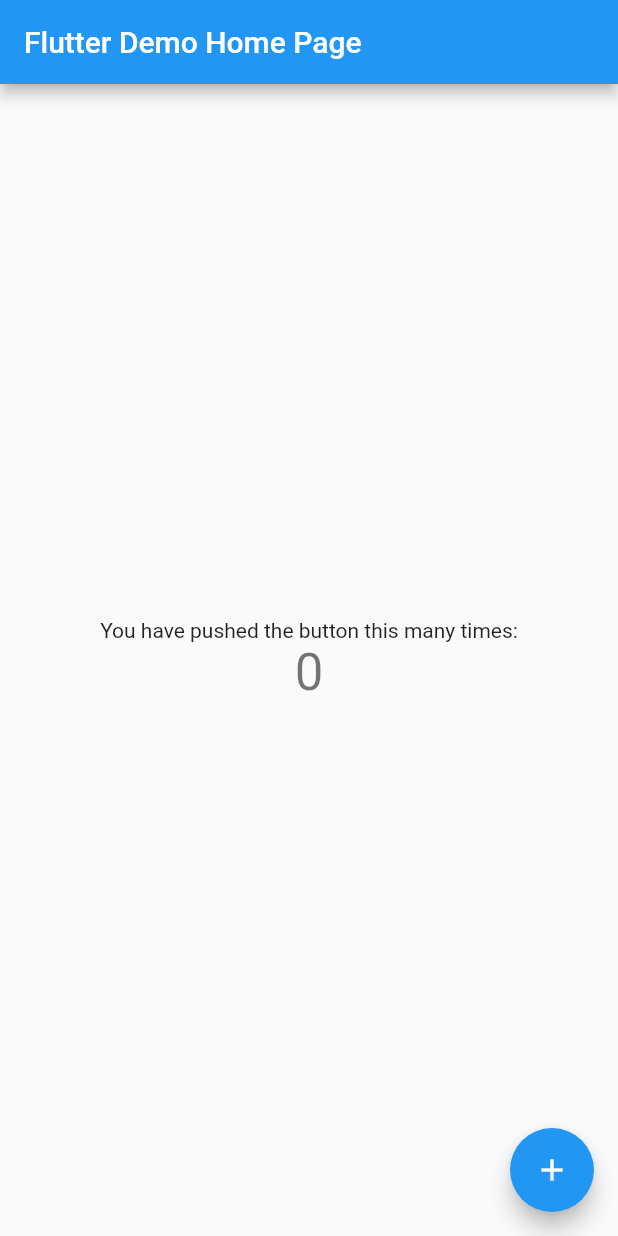
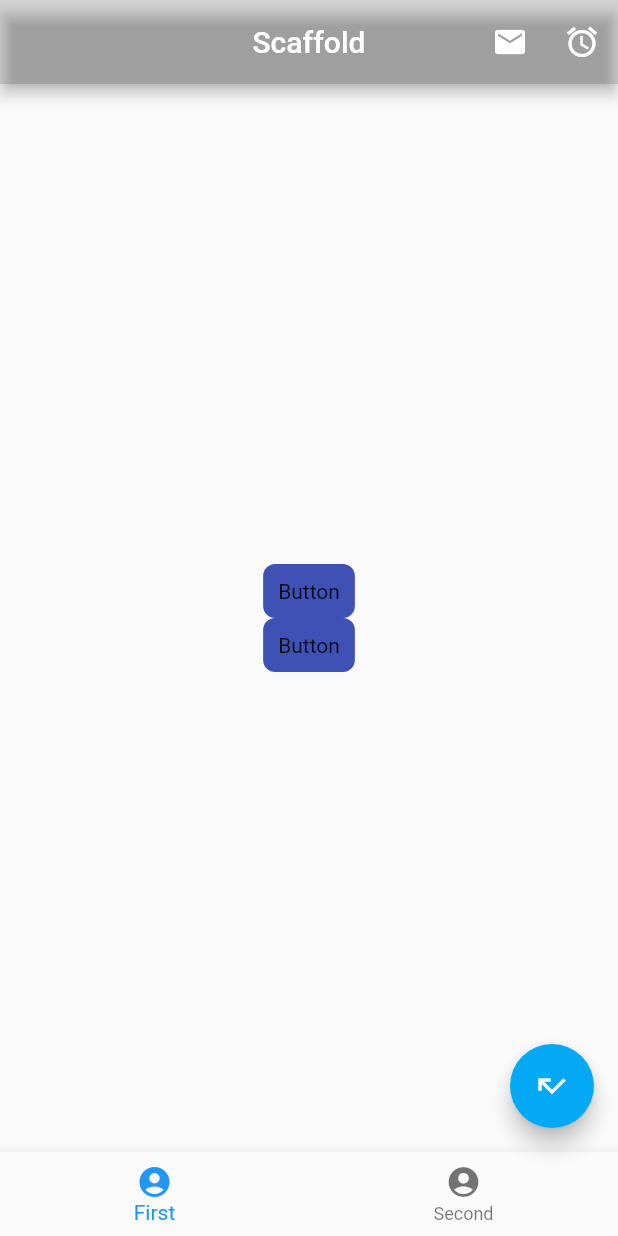
Before and after one commit to KawaiHaruki/flutter_application_tutorial, a Flutter app: the screen it shows after launch, on a phone screen of 412 x 824 dp. Run offline on Flutter 3.47's test engine with Material 2 defaults, Android fonts, the phone set to English and light mode, and no system bars.

Commit message:
dart lesson done

```diff
--- a/lib/main.dart
+++ b/lib/main.dart
@@ -1,115 +1,6 @@
 import 'package:flutter/material.dart';
+import 'package:flutter_application_tutorial/ui/home.dart';
 
 void main() {
-  runApp(const MyApp());
+  runApp(new MaterialApp(home: ScaffoldExample()));
 }
-
-class MyApp extends StatelessWidget {
-  const MyApp({super.key});
-
-  // This widget is the root of your application.
-  @override
-  Widget build(BuildContext context) {
-    return MaterialApp(
-      title: 'Flutter Demo',
-      theme: ThemeData(
-        // This is the theme of your application.
-        //
-        // Try running your application with "flutter run". You'll see the
-        // application has a blue toolbar. Then, without quitting the app, try
-        // changing the primarySwatch below to Colors.green and then invoke
-        // "hot reload" (press "r" in the console where you ran "flutter run",
-        // or simply save your changes to "hot reload" in a Flutter IDE).
-        // Notice that the counter didn't reset back to zero; the application
-        // is not restarted.
-        primarySwatch: Colors.blue,
-      ),
-      home: const MyHomePage(title: 'Flutter Demo Home Page'),
-    );
-  }
-}
-
-class MyHomePage extends StatefulWidget {
-  const MyHomePage({super.key, required this.title});
-
-  // This widget is the home page of your application. It is stateful, meaning
-  // that it has a State object (defined below) that contains fields that affect
-  // how it looks.
-
-  // This class is the configuration for the state. It holds the values (in this
-  // case the title) provided by the parent (in this case the App widget) and
-  // used by the build method of the State. Fields in a Widget subclass are
-  // always marked "final".
-
-  final String title;
-
-  @override
-  State<MyHomePage> createState() => _MyHomePageState();
-}
-
-class _MyHomePageState extends State<MyHomePage> {
-  int _counter = 0;
-
-  void _incrementCounter() {
-    setState(() {
-      // This call to setState tells the Flutter framework that something has
-      // changed in this State, which causes it to rerun the build method below
-      // so that the display can reflect the updated values. If we changed
-      // _counter without calling setState(), then the build method would not be
-      // called again, and so nothing would appear to happen.
-      _counter++;
-    });
-  }
-
-  @override
-  Widget build(BuildContext context) {
-    // This method is rerun every time setState is called, for instance as done
-    // by the _incrementCounter method above.
-    //
-    // The Flutter framework has been optimized to make rerunning build methods
-    // fast, so that you can just rebuild anything that needs updating rather
-    // than having to individually change instances of widgets.
-    return Scaffold(
-      appBar: AppBar(
-        // Here we take the value from the MyHomePage object that was created by
-        // the App.build method, and use it to set our appbar title.
-        title: Text(widget.title),
-      ),
-      body: Center(
-        // Center is a layout widget. It takes a single child and positions it
-        // in the middle of the parent.
-        child: Column(
-          // Column is also a layout widget. It takes a list of children and
-          // arranges them vertically. By default, it sizes itself to fit its
-          // children horizontally, and tries to be as tall as its parent.
-          //
-          // Invoke "debug painting" (press "p" in the console, choose the
-          // "Toggle Debug Paint" action from the Flutter Inspector in Android
-          // Studio, or the "Toggle Debug Paint" command in Visual Studio Code)
-          // to see the wireframe for each widget.
-          //
-          // Column has various properties to control how it sizes itself and
-          // how it positions its children. Here we use mainAxisAlignment to
-          // center the children vertically; the main axis here is the vertical
-          // axis because Columns are vertical (the cross axis would be
-          // horizontal).
-          mainAxisAlignment: MainAxisAlignment.center,
-          children: <Widget>[
-            const Text(
-              'You have pushed the button this many times:',
-            ),
-            Text(
-              '$_counter',
-              style: Theme.of(context).textTheme.headline4,
-            ),
-          ],
-        ),
-      ),
-      floatingActionButton: FloatingActionButton(
-        onPressed: _incrementCounter,
-        tooltip: 'Increment',
-        child: const Icon(Icons.add),
-      ), // This trailing comma makes auto-formatting nicer for build methods.
-    );
-  }
-}
--- /dev/null
+++ b/lib/ui/home.dart
@@ -0,0 +1,89 @@
+import 'package:flutter/material.dart';
+
+class ScaffoldExample extends StatelessWidget {
+  _tapButtom() {
+    debugPrint("Tapped button");
+  }
+
+  @override
+  Widget build(BuildContext context) {
+    return Scaffold(
+        appBar: AppBar(
+          title: const Text("Scaffold"),
+          centerTitle: true,
+          backgroundColor: Colors.black12,
+          actions: [
+            IconButton(
+                onPressed: () => debugPrint("Clicked!"),
+                icon: const Icon(Icons.email)),
+            IconButton(
+                onPressed: _tapButtom, icon: const Icon(Icons.access_alarms))
+          ],
+        ),
+        floatingActionButton: FloatingActionButton(
+            backgroundColor: Colors.lightBlue,
+            child: Icon(Icons.call_missed),
+            onPressed: () {
+              final snackBar = const SnackBar(
+                content: Text("hellohello"),
+              );
+              ScaffoldMessenger.of(context).showSnackBar(snackBar);
+            }),
+        bottomNavigationBar: BottomNavigationBar(items: [
+          BottomNavigationBarItem(
+              icon: const Icon(Icons.account_circle), label: ("First")),
+          const BottomNavigationBarItem(
+              icon: Icon(Icons.account_circle), label: ("Second")),
+        ]),
+        body: Container(
+          alignment: Alignment.center,
+          child: Column(mainAxisAlignment: MainAxisAlignment.center, children: [
+            CustomButton(), CustomButton()
+            // InkWell(
+            //   child: Text(
+            //     "Tap me!",
+            //     style: TextStyle(fontSize: 50),
+            //   ),
+            //   onTap: (() => debugPrint("OK")),
+            // )
+          ]),
+        ));
+  }
+}
+
+class CustomButton extends StatelessWidget {
+  @override
+  Widget build(BuildContext context) {
+    return GestureDetector(
+      onTap: () {
+        final snackBar = const SnackBar(
+          content: Text("hellohello"),
+        );
+        ScaffoldMessenger.of(context).showSnackBar(snackBar);
+      },
+      child: Container(
+        padding: const EdgeInsets.all(10.0),
+        decoration: BoxDecoration(
+            color: Colors.indigo, borderRadius: BorderRadius.circular(8.0)),
+        child: const Text("Button"),
+      ),
+    );
+  }
+}
+
+class Home extends StatelessWidget {
+  @override
+  Widget build(BuildContext context) {
+    return const Material(
+        color: Color.fromARGB(255, 37, 198, 200),
+        child: Center(
+            child: Text(
+          "Hello Flutter!",
+          textDirection: TextDirection.ltr,
+          style: TextStyle(
+              fontWeight: FontWeight.w500,
+              fontSize: 200,
+              fontStyle: FontStyle.italic),
+        )));
+  }
+}
```
Also changed, not shown: 1 other file.
